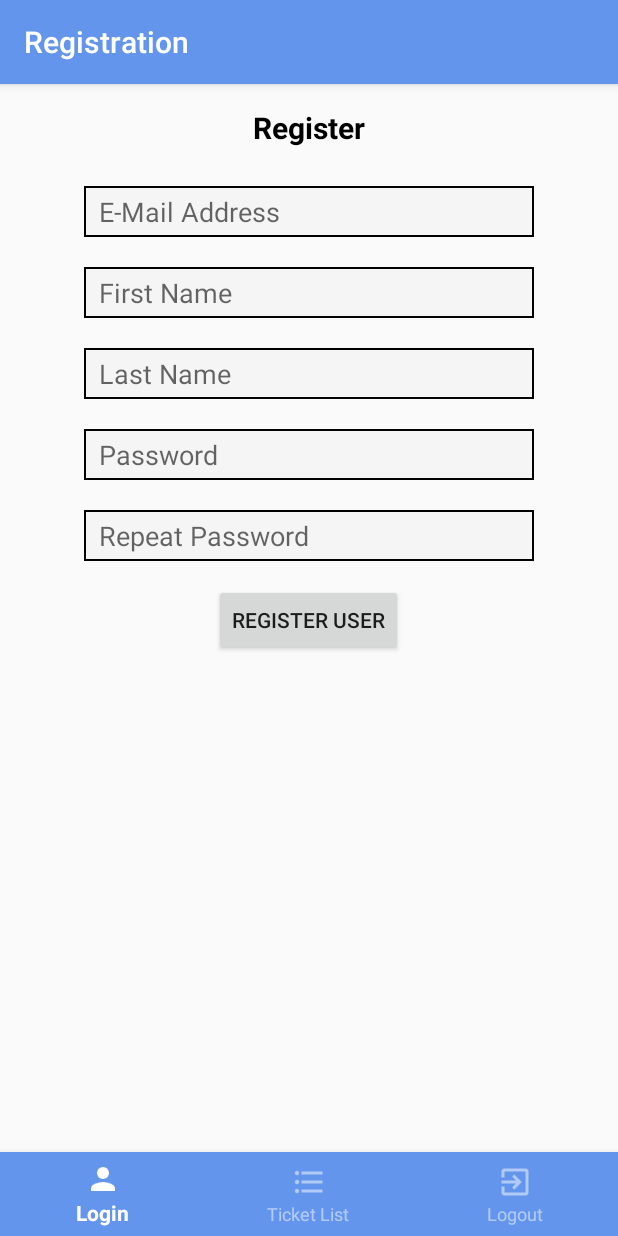
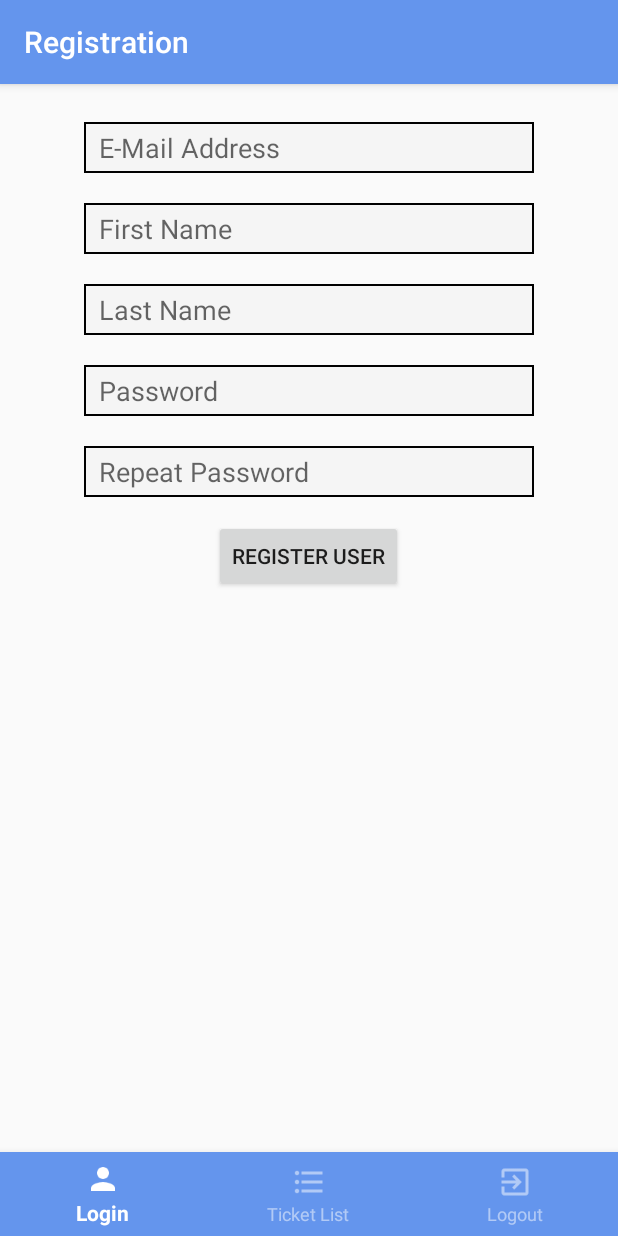
Before and after one commit to TheKeymaster/support-tool-android-app, an Android app: the screen it shows after launch (MainActivity), after a tap on "REGISTER", on a phone screen of 412 x 824 dp. Run offline under Robolectric (Android 15) with nearby library versions, the phone set to English and light mode, and no system bars; 2 other taps on this screen came first.

Commit message:
change little Designs issues

```diff
--- a/app/src/main/java/com/example/philipp/supporttoolv3/MainActivity.java
+++ b/app/src/main/java/com/example/philipp/supporttoolv3/MainActivity.java
@@ -130,6 +130,7 @@ public class MainActivity extends AppCompatActivity {
 
     }
 
+    //Alert Builder
     public void setAlert (String textToSee) {
         AlertDialog.Builder builder = new AlertDialog.Builder(this);
 
@@ -138,11 +139,8 @@ public class MainActivity extends AppCompatActivity {
         .setPositiveButton("OK", new DialogInterface.OnClickListener() {
             @Override
             public void onClick(DialogInterface dialog, int which) {
-                //noting to do??
             }
         });
-
-
         AlertDialog dialog = builder.create();
         dialog.show();
     }
--- a/app/src/main/java/com/example/philipp/supporttoolv3/MessageAddFragment.java
+++ b/app/src/main/java/com/example/philipp/supporttoolv3/MessageAddFragment.java
@@ -121,8 +121,8 @@ public class MessageAddFragment extends Fragment implements View.OnClickListener
 
             URL url = new URL(myurl);
             HttpURLConnection conn = (HttpURLConnection) url.openConnection();
-            conn.setReadTimeout(3000);
-            conn.setConnectTimeout(3000);
+            conn.setReadTimeout(5000);
+            conn.setConnectTimeout(5000);
             conn.setDoOutput( true );
             conn.setInstanceFollowRedirects( false );
             conn.setRequestMethod( "POST" );
--- a/app/src/main/java/com/example/philipp/supporttoolv3/RegisterFragment.java
+++ b/app/src/main/java/com/example/philipp/supporttoolv3/RegisterFragment.java
@@ -34,10 +34,6 @@ public class RegisterFragment extends Fragment implements View.OnClickListener {
     private Button btnRegisterUser;
 
     MainActivity mainActivity;
-
-
-    private TextView txtRegisterFragment;
-
 
 
     public RegisterFragment() {
--- a/app/src/main/java/com/example/philipp/supporttoolv3/TicketCreateFragment.java
+++ b/app/src/main/java/com/example/philipp/supporttoolv3/TicketCreateFragment.java
@@ -129,8 +129,8 @@ public class TicketCreateFragment extends Fragment implements View.OnClickListen
 
             URL url = new URL(myurl);
             HttpURLConnection conn = (HttpURLConnection) url.openConnection();
-            conn.setReadTimeout(3000);
-            conn.setConnectTimeout(3000);
+            conn.setReadTimeout(5000);
+            conn.setConnectTimeout(5000);
             conn.setDoOutput( true );
             conn.setInstanceFollowRedirects( false );
             conn.setRequestMethod( "POST" );
--- a/app/src/main/res/layout/fragment_register.xml
+++ b/app/src/main/res/layout/fragment_register.xml
@@ -8,16 +8,7 @@
     tools:context=".RegisterFragment">
 
     <!-- TODO: Update blank fragment layout -->
-    <TextView
-        android:id="@+id/txtHeaderRegister"
-        android:layout_width="match_parent"
-        android:layout_height="wrap_content"
-        android:gravity="center_horizontal"
-        android:paddingTop="15dp"
-        android:text="Register"
-        android:textColor="@android:color/black"
-        android:textSize="20sp"
-        android:textStyle="bold" />
+
 
     <EditText
         android:id="@+id/txtRMail"
```
Also changed, not shown: 1 other file.
